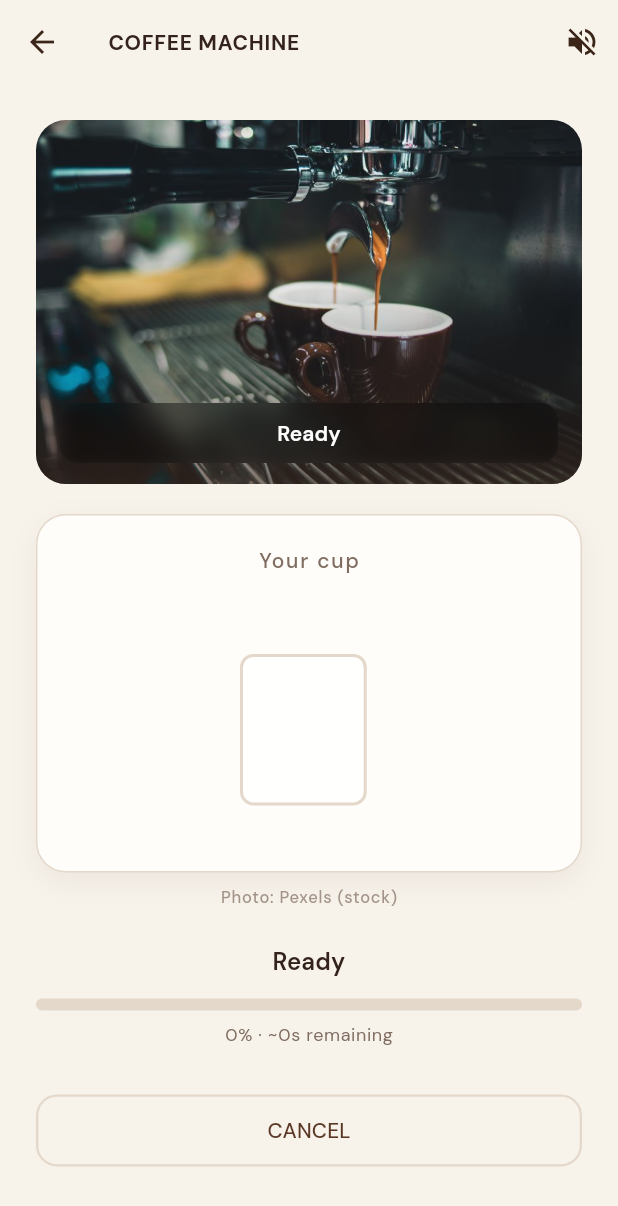
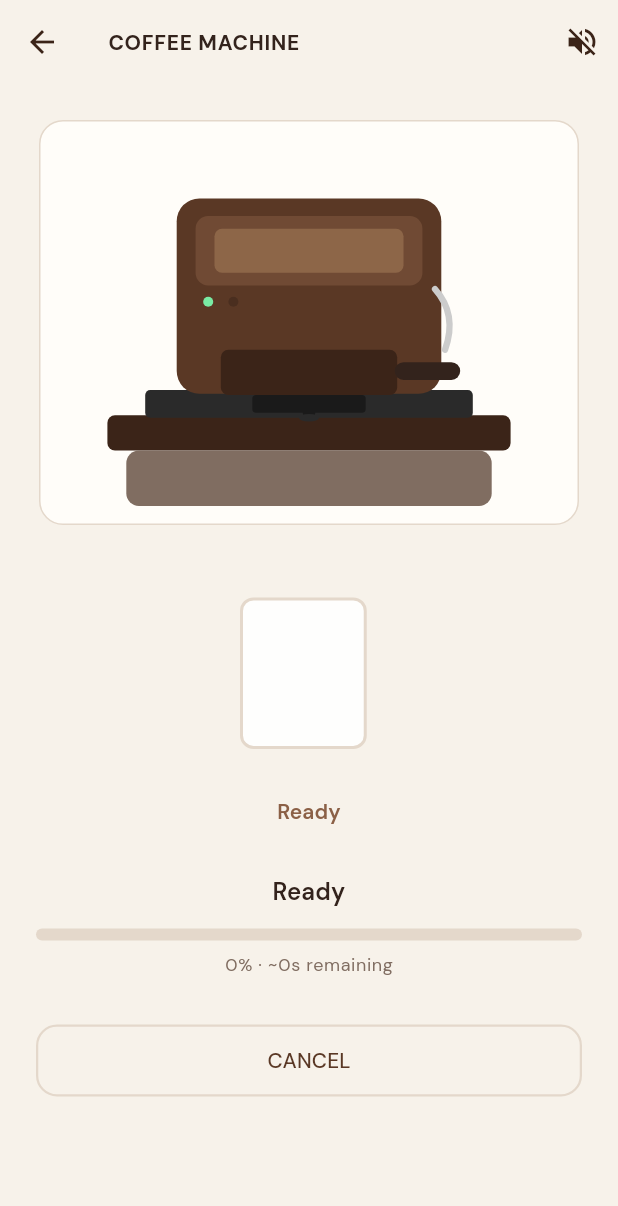
Before and after one commit to atirek-pothiwala/brew-coffee, a Flutter app: the CoffeeMachineScreen screen opened directly with empty values, on a phone screen of 412 x 824 dp. Shown: the top 1206 px of the screen. Run offline on Flutter 3.47's test engine with Material 3 defaults, Android fonts, the phone set to English and light mode, and no system bars; our stand-ins replace audioplayers, equatable, flutter_bloc, flutter_svg, go_router, google_fonts and 1 more; accounts and stored records are empty.

Commit message:
Flat machine art with nozzle-to-cup pour animation
Replace photo with flat SVG espresso machine and animate coffee/milk
stream from the spout into the cup during brew phases.

```diff
--- a/lib/features/coffee_machine/widgets/espresso_machine_view.dart
+++ b/lib/features/coffee_machine/widgets/espresso_machine_view.dart
@@ -1,13 +1,13 @@
-import 'dart:math' as math;
-import 'dart:ui';
-
 import 'package:brew_coffee/core/theme/app_colors.dart';
 import 'package:brew_coffee/core/widgets/coffee_cup_view.dart';
 import 'package:brew_coffee/domain/entities/cup_visual_state.dart';
 import 'package:brew_coffee/domain/entities/enums.dart';
+import 'package:brew_coffee/features/coffee_machine/widgets/coffee_pour_stream.dart';
+import 'package:brew_coffee/features/coffee_machine/widgets/machine_pour_layout.dart';
 import 'package:flutter/material.dart';
+import 'package:flutter_svg/flutter_svg.dart';
 
-/// Photo-based machine with light overlays tied to brew phase (no illustrated machine).
+/// Flat machine artwork with a pour stream from the spout into the cup.
 class EspressoMachineView extends StatefulWidget {
   const EspressoMachineView({
     super.key,
@@ -24,213 +24,111 @@ class EspressoMachineView extends StatefulWidget {
 
 class _EspressoMachineViewState extends State<EspressoMachineView>
     with SingleTickerProviderStateMixin {
-  late final AnimationController _steam;
+  late final AnimationController _pourAnim;
 
   @override
   void initState() {
     super.initState();
-    _steam = AnimationController(
+    _pourAnim = AnimationController(
       vsync: this,
-      duration: const Duration(milliseconds: 2800),
+      duration: const Duration(milliseconds: 700),
     )..repeat();
   }
 
   @override
   void dispose() {
-    _steam.dispose();
+    _pourAnim.dispose();
     super.dispose();
   }
 
-  bool get _activeSteam =>
-      widget.phase == CoffeeMachinePhase.finalizing ||
-      widget.phase == CoffeeMachinePhase.grindingBeans ||
-      widget.cupVisual.showSteam;
+  bool get _pouringEspresso => widget.phase == CoffeeMachinePhase.brewing;
 
-  bool get _brewingGlow =>
-      widget.phase == CoffeeMachinePhase.brewing ||
-      widget.phase == CoffeeMachinePhase.addingMilk;
+  bool get _pouringMilk => widget.phase == CoffeeMachinePhase.addingMilk;
+
+  bool get _isPouring => _pouringEspresso || _pouringMilk;
+
+  Color get _streamColor {
+    if (_pouringMilk) {
+      return const Color(0xFFF5F0E8);
+    }
+    return const Color(0xFF3B2418);
+  }
 
   @override
   Widget build(BuildContext context) {
-    return Column(
+    const w = MachinePourLayout.machineWidth;
+    final machineH = MachinePourLayout.machineHeight;
+    const cupSize = MachinePourLayout.cupWidth;
+    const cupGap = MachinePourLayout.cupGap;
+    const cupBlockH = cupSize * 1.1 + 36;
+    final totalH = machineH + cupGap + cupBlockH;
+
+    final nozzleX = w * MachinePourLayout.nozzleX;
+    final nozzleY = machineH * MachinePourLayout.nozzleY;
+    final cupTop = machineH + cupGap;
+    final cupLeft = (w - cupSize) / 2;
+
+    return SizedBox(
+      width: w,
+      height: totalH,
+      child: Stack(
+        clipBehavior: Clip.none,
         children: [
-        ClipRRect(
-          borderRadius: BorderRadius.circular(20),
-          child: Stack(
-            alignment: Alignment.bottomCenter,
-            children: [
-              AspectRatio(
-                aspectRatio: 3 / 2,
-                child: Image.asset(
-                  'assets/images/espresso_machine.jpg',
-                  fit: BoxFit.cover,
-                  width: double.infinity,
-                ),
-              ),
-              Positioned.fill(
+          Positioned(
+            top: 0,
+            left: 0,
+            width: w,
+            height: machineH,
             child: DecoratedBox(
               decoration: BoxDecoration(
-                    gradient: LinearGradient(
-                      begin: Alignment.topCenter,
-                      end: Alignment.bottomCenter,
-                      colors: [
-                        Colors.transparent,
-                        AppColors.darkCoffee.withOpacity(0.55),
-                      ],
-                      stops: const [0.45, 1.0],
+                borderRadius: BorderRadius.circular(16),
+                color: AppColors.cardBackground,
+                border: Border.all(color: AppColors.borderDivider),
+              ),
+              child: Padding(
+                padding: const EdgeInsets.fromLTRB(12, 12, 12, 4),
+                child: SvgPicture.asset(
+                  'assets/images/espresso_machine_flat.svg',
+                  fit: BoxFit.contain,
+                  alignment: Alignment.topCenter,
                 ),
               ),
             ),
           ),
-              if (_brewingGlow)
-                Positioned.fill(
-                  child: AnimatedBuilder(
-                    animation: _steam,
+          AnimatedBuilder(
+            animation: _pourAnim,
             builder: (context, _) {
-                      return DecoratedBox(
-                        decoration: BoxDecoration(
-                          gradient: RadialGradient(
-                            center: const Alignment(0, 0.35),
-                            radius: 0.9,
-                            colors: [
-                              AppColors.caramelAccent
-                                  .withOpacity(0.12 + 0.08 * math.sin(_steam.value * math.pi * 2)),
-                              Colors.transparent,
-                            ],
-                          ),
-                        ),
+              return CoffeePourStream(
+                top: nozzleY,
+                bottom: cupTop + 8,
+                centerX: nozzleX,
+                color: _streamColor,
+                t: _pourAnim.value,
+                active: _isPouring,
               );
             },
           ),
+          Positioned(
+            top: cupTop,
+            left: cupLeft,
+            width: cupSize,
+            child: Column(
+              children: [
+                CoffeeCupView(visual: widget.cupVisual, size: cupSize),
+                const SizedBox(height: 8),
+                Text(
+                  widget.phase.operationLabel,
+                  textAlign: TextAlign.center,
+                  style: Theme.of(context).textTheme.labelLarge?.copyWith(
+                        color: AppColors.secondaryCoffee,
+                        fontWeight: FontWeight.w600,
                       ),
-              if (_activeSteam)
-                Positioned(
-                  top: 24,
-                  child: AnimatedBuilder(
-                    animation: _steam,
-                    builder: (context, _) => _SteamWisp(t: _steam.value),
-                  ),
-                ),
-              Positioned(
-                left: 16,
-                right: 16,
-                bottom: 14,
-                child: _PhaseChip(phase: widget.phase),
                 ),
               ],
             ),
           ),
-        const SizedBox(height: 20),
-        Container(
-          width: double.infinity,
-          padding: const EdgeInsets.symmetric(vertical: 20, horizontal: 16),
-          decoration: BoxDecoration(
-            color: AppColors.cardBackground,
-            borderRadius: BorderRadius.circular(20),
-            border: Border.all(color: AppColors.borderDivider),
-            boxShadow: [
-              BoxShadow(
-                color: AppColors.darkCoffee.withOpacity(0.06),
-                blurRadius: 16,
-                offset: const Offset(0, 6),
-              ),
         ],
-          ),
-          child: Column(
-            children: [
-              Text(
-                'Your cup',
-                style: Theme.of(context).textTheme.labelLarge?.copyWith(
-                      color: AppColors.secondaryText,
-                      letterSpacing: 1.2,
-                    ),
-              ),
-              const SizedBox(height: 12),
-              CoffeeCupView(visual: widget.cupVisual, size: 150),
-            ],
-          ),
-        ),
-        const SizedBox(height: 8),
-        Text(
-          'Photo: Pexels (stock)',
-          style: Theme.of(context).textTheme.labelSmall?.copyWith(
-                color: AppColors.secondaryText.withOpacity(0.7),
-              ),
-        ),
-      ],
-    );
-  }
-}
-
-class _PhaseChip extends StatelessWidget {
-  const _PhaseChip({required this.phase});
-
-  final CoffeeMachinePhase phase;
-
-  @override
-  Widget build(BuildContext context) {
-    return ClipRRect(
-      borderRadius: BorderRadius.circular(12),
-      child: BackdropFilter(
-        filter: ImageFilter.blur(sigmaX: 8, sigmaY: 8),
-        child: Container(
-          width: double.infinity,
-          padding: const EdgeInsets.symmetric(horizontal: 14, vertical: 10),
-          color: Colors.black.withOpacity(0.35),
-          child: Text(
-            phase.operationLabel,
-            textAlign: TextAlign.center,
-            style: Theme.of(context).textTheme.titleSmall?.copyWith(
-                  color: Colors.white,
-                  fontWeight: FontWeight.w600,
-                ),
-          ),
-        ),
       ),
     );
   }
 }
-
-class _SteamWisp extends StatelessWidget {
-  const _SteamWisp({required this.t});
-
-  final double t;
-
-  @override
-  Widget build(BuildContext context) {
-    return SizedBox(
-      width: 80,
-      height: 48,
-      child: CustomPaint(painter: _SteamPainter(t: t)),
-    );
-  }
-}
-
-class _SteamPainter extends CustomPainter {
-  _SteamPainter({required this.t});
-
-  final double t;
-
-  @override
-  void paint(Canvas canvas, Size size) {
-    final paint = Paint()
-      ..color = Colors.white.withOpacity(0.35)
-      ..style = PaintingStyle.stroke
-      ..strokeWidth = 2;
-    for (var i = 0; i < 3; i++) {
-      final phase = t * math.pi * 2 + i;
-      final path = Path();
-      path.moveTo(size.width / 2 + (i - 1) * 14, size.height);
-      path.quadraticBezierTo(
-        size.width / 2 + math.sin(phase) * 8,
-        size.height * 0.4,
-        size.width / 2 + (i - 1) * 10,
-        0,
-      );
-      canvas.drawPath(path, paint);
-    }
-  }
-
-  @override
-  bool shouldRepaint(covariant _SteamPainter oldDelegate) => oldDelegate.t != t;
-}
--- /dev/null
+++ b/lib/features/coffee_machine/widgets/machine_pour_layout.dart
@@ -0,0 +1,18 @@
+import 'package:flutter/material.dart';
+
+/// Layout constants aligned with [espresso_machine_flat.svg] viewBox 400×300.
+abstract final class MachinePourLayout {
+  static const double artAspect = 400 / 300;
+
+  /// Spout center in normalized SVG coordinates (0–1).
+  static const double nozzleX = 200 / 400;
+  static const double nozzleY = 218 / 300;
+
+  static const double machineWidth = 360;
+  static double machineHeight = machineWidth / artAspect;
+
+  /// Vertical gap (px) between machine art bottom and cup stack top.
+  static const double cupGap = 8;
+
+  static const double cupWidth = 150;
+}
--- a/pubspec.yaml
+++ b/pubspec.yaml
@@ -41,6 +41,7 @@ dependencies:
   equatable: ^2.0.7
   uuid: ^4.5.1
   audioplayers: ^6.1.0
+  flutter_svg: ^2.0.10+1
 
 dev_dependencies:
   flutter_test:
```
Also changed, not shown: lib/features/coffee_machine/widgets/coffee_pour_stream.dart (added, +98 -0 lines), assets/images/espresso_machine_flat.svg (added). Lines whose indentation alone changed are shown as unchanged.
